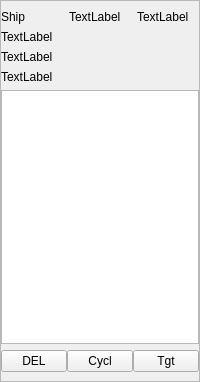
Qt form waterobjectinfo.ui (ngc42/WaterWorld) before a commit.
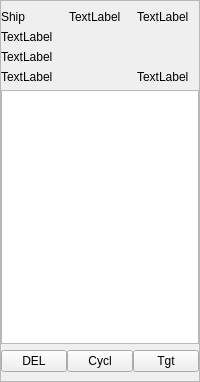
The same form after that commit. The open tabs and pages were chosen to show the change.

Commit message: courier ships can carry technology

Patch:
```diff
--- a/waterobjectinfo.ui
+++ b/waterobjectinfo.ui
@@ -812,6 +812,13 @@
       </property>
      </widget>
     </item>
+    <item row="3" column="2">
+     <widget class="QLabel" name="labelHumanShipCarryTech">
+      <property name="text">
+       <string>TextLabel</string>
+      </property>
+     </widget>
+    </item>
    </layout>
   </widget>
  </widget>
```
Left out of the diff: 2 changed lines with no effect on the pictures. The commit also changes 4 other files.
